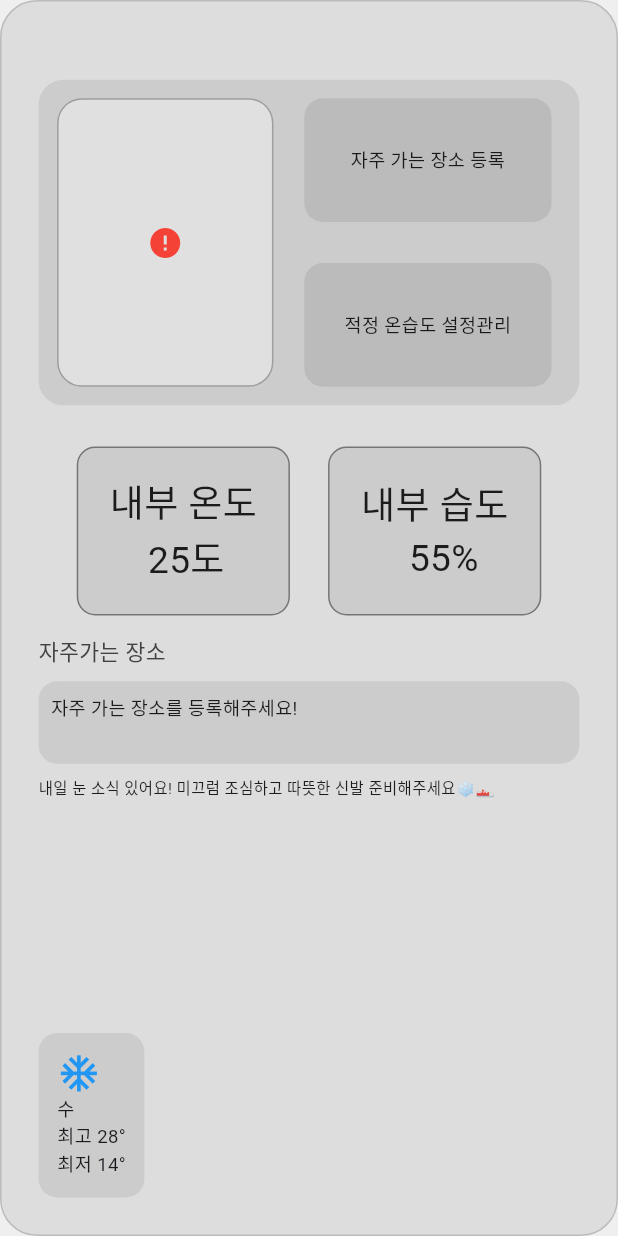
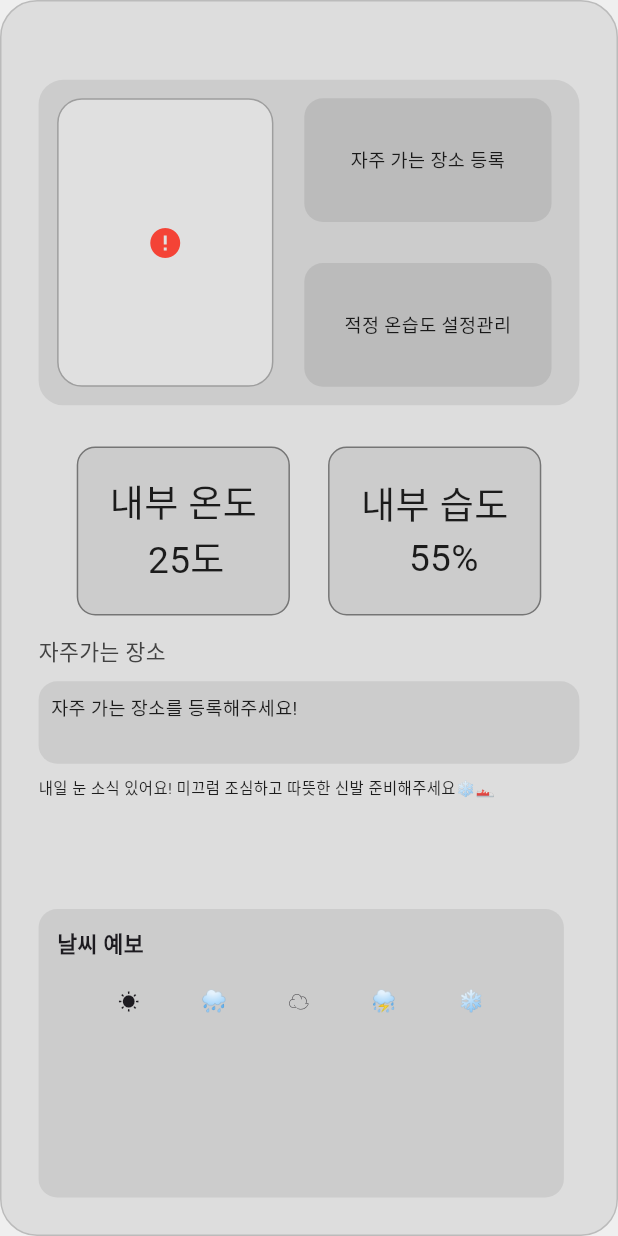
Before and after one commit to kimhyerim0000/my_app, a Flutter app: the screen it shows after launch, on a phone screen of 412 x 824 dp. Run offline on Flutter 3.47's test engine with Material 3 defaults, Android fonts, the phone set to English and light mode, and no system bars; our stand-ins replace firebase_core, firebase_database, firebase_storage; accounts and stored records are empty; generated files the repository leaves out were written again; network calls fail.

```diff
--- a/lib/main.dart
+++ b/lib/main.dart
@@ -6,6 +6,7 @@ import 'package:firebase_core/firebase_core.dart';
 import 'package:firebase_storage/firebase_storage.dart';
 import 'package:firebase_database/firebase_database.dart';
 import 'firebase_options.dart';
+import 'ui4_screen.dart';
 
 void main() async {
   WidgetsFlutterBinding.ensureInitialized();
@@ -135,8 +136,18 @@ class _UIScreenState extends State<UIScreen> {
                 Flexible( // 👈 여기에 적용
                   child: AddressSection(scaleW: scaleW, scaleH: scaleH,address: registeredAddress, ),
                 ),
-                SizedBox(height: 5 * scaleH),
-                WeatherSummaryBox(scaleW: scaleW),
+                // SizedBox(height: 5 * scaleH),
+                GestureDetector(
+                  onTap: () {
+                    Navigator.push(
+                      context,
+                      MaterialPageRoute(builder: (context) => const UI4Screen()),
+                    );
+                  },
+                  child: WeatherSummaryBox(scaleW: scaleW, scaleH: scaleH)
+                  ,
+                )
+
                 // Flexible(
                 //   child: BottomControlPanel(
                 //     scaleW: scaleW,
@@ -421,29 +432,44 @@ class AddressBox extends StatelessWidget {
 
 class WeatherSummaryBox extends StatelessWidget {
   final double scaleW;
+  final double scaleH;
 
-  const WeatherSummaryBox({super.key, required this.scaleW});
+  const WeatherSummaryBox({super.key, required this.scaleW, required this.scaleH});
 
   @override
   Widget build(BuildContext context) {
     return Container(
-      padding: EdgeInsets.all(6 * scaleW),
+      width: 170 * scaleW,              // ImageWithControlsBox 기준 가로 길이
+      height: 70 * scaleH,            // 2배 높이
       decoration: BoxDecoration(
         color: const Color(0xFFCCCCCC),
         borderRadius: BorderRadius.circular(6 * scaleW),
       ),
-      child: Column(
+      padding: EdgeInsets.all(6 * scaleW),
+      child:Column(
         crossAxisAlignment: CrossAxisAlignment.start,
         children: [
-          Icon(Icons.ac_unit, color: Colors.blue, size: 14 * scaleW),
-          Text('수', style: TextStyle(fontSize: 6 * scaleW)),
-          Text('최고 28°', style: TextStyle(fontSize: 6 * scaleW)),
-          Text('최저 14°', style: TextStyle(fontSize: 6 * scaleW)),
+          Text(
+            '날씨 예보',
+            style: TextStyle(fontSize: 7 * scaleW, fontWeight: FontWeight.bold),
+          ),
+          SizedBox(height: 6 * scaleH),
+          Row(
+            mainAxisAlignment: MainAxisAlignment.spaceEvenly,
+            children: const [
+              Text("☀️", style: TextStyle(fontSize: 14)),
+              Text("🌧", style: TextStyle(fontSize: 14)),
+              Text("☁️", style: TextStyle(fontSize: 14)),
+              Text("⛈", style: TextStyle(fontSize: 14)),
+              Text("❄️", style: TextStyle(fontSize: 14)),
+            ],
+          ),
         ],
       ),
     );
   }
 }
+
 
 // class BottomControlPanel extends StatelessWidget {
 //   final double scaleW;
```
Also changed, not shown: lib/ui4_screen.dart (added, +63 -0 lines), lib/xyTest.dart (+36 -5 lines).
